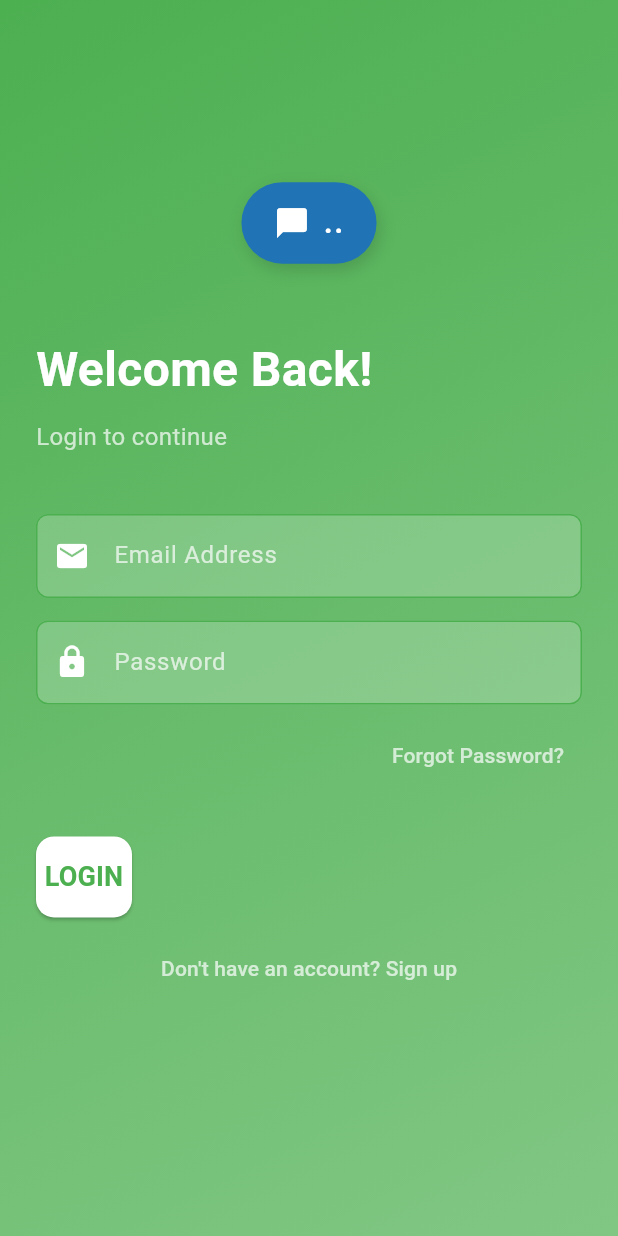
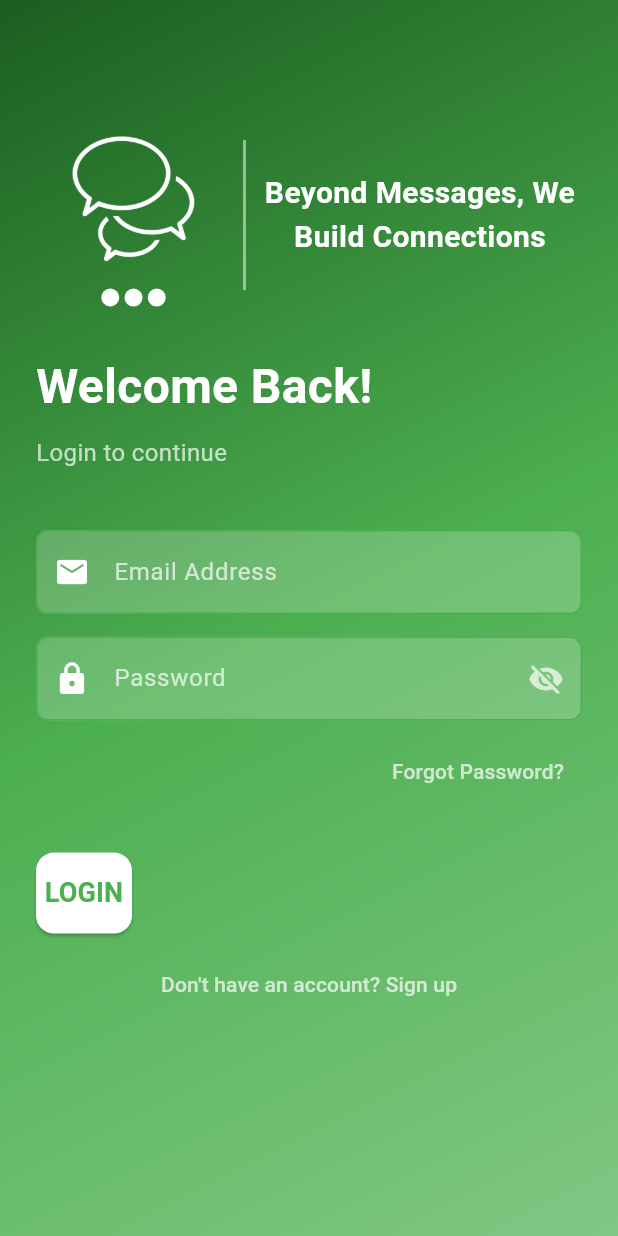
Before and after one commit to Saif334476/Chattapp, a Flutter app: the screen it shows after launch, on a phone screen of 412 x 824 dp. Run offline on Flutter 3.47's test engine with Material 3 defaults, Android fonts, the phone set to English and light mode, and no system bars; our stand-ins replace camera, cloud_firestore, firebase_auth, firebase_core, flutter_keyboard_visibility, get and 3 more; missing offline and left inert: photo_manager; accounts and stored records are empty.

Commit message:
login/sign up ui/ux

```diff
--- a/lib/animated.dart
+++ b/lib/animated.dart
@@ -1,87 +1,93 @@
-import 'dart:async';
 import 'package:flutter/material.dart';
 
-class AnimatedChatBubble extends StatefulWidget {
+class BouncingDots extends StatefulWidget {
   @override
-  _AnimatedChatBubbleState createState() => _AnimatedChatBubbleState();
+  _BouncingDotsState createState() => _BouncingDotsState();
 }
 
-class _AnimatedChatBubbleState extends State<AnimatedChatBubble>
+class _BouncingDotsState extends State<BouncingDots>
     with SingleTickerProviderStateMixin {
   late AnimationController _controller;
-  late Animation<double> _animation;
-  int dotCount = 1; // Start with 1 dot
-  late Timer _timer;
+  late Animation<double> _animation1;
+  late Animation<double> _animation2;
+  late Animation<double> _animation3;
 
   @override
   void initState() {
     super.initState();
-
-    // Smooth scale animation
     _controller = AnimationController(
       vsync: this,
-      duration: const Duration(milliseconds: 1000), // Slower scaling
+      duration: Duration(milliseconds: 800),
     )..repeat(reverse: true);
 
-    _animation = Tween<double>(begin: 1.0, end: 1.1).animate(
+    _animation1 = Tween<double>(begin: 0, end: -8).animate(
       CurvedAnimation(parent: _controller, curve: Curves.easeInOut),
     );
 
-    // Timer to update dots every **600ms** (slower than before)
-    _timer = Timer.periodic(const Duration(milliseconds: 600), (timer) {
-      setState(() {
-        dotCount = (dotCount % 3) + 1; // Cycle through 1 → 2 → 3 dots
-      });
-    });
+    _animation2 = Tween<double>(begin: 0, end: -8).animate(
+      CurvedAnimation(parent: _controller, curve: Interval(0.2, 1.0, curve: Curves.easeInOut)),
+    );
+
+    _animation3 = Tween<double>(begin: 0, end: -8).animate(
+      CurvedAnimation(parent: _controller, curve: Interval(0.4, 1.0, curve: Curves.easeInOut)),
+    );
+  }
+
+  @override
+  Widget build(BuildContext context) {
+    return SizedBox(
+      width: 50,
+      child: Row(
+        mainAxisAlignment: MainAxisAlignment.spaceEvenly,
+        children: [
+          AnimatedBuilder(
+            animation: _animation1,
+            builder: (context, child) {
+              return Transform.translate(
+                offset: Offset(0, _animation1.value),
+                child: Dot(),
+              );
+            },
+          ),
+          AnimatedBuilder(
+            animation: _animation2,
+            builder: (context, child) {
+              return Transform.translate(
+                offset: Offset(0, _animation2.value),
+                child: Dot(),
+              );
+            },
+          ),
+          AnimatedBuilder(
+            animation: _animation3,
+            builder: (context, child) {
+              return Transform.translate(
+                offset: Offset(0, _animation3.value),
+                child: Dot(),
+              );
+            },
+          ),
+        ],
+      ),
+    );
   }
 
   @override
   void dispose() {
     _controller.dispose();
-    _timer.cancel(); // Stop the timer when widget is removed
     super.dispose();
   }
+}
 
+class Dot extends StatelessWidget {
   @override
   Widget build(BuildContext context) {
-    return ScaleTransition(
-      scale: _animation,
-      child: Container(
-        padding: const EdgeInsets.symmetric(horizontal: 20, vertical: 12),
-        decoration: BoxDecoration(
-          color: Color(0xFF2074B5), // Primary theme color
-          borderRadius: BorderRadius.circular(25),
-          boxShadow: [
-            BoxShadow(
-              color: Colors.black.withOpacity(0.15),
-              blurRadius: 8,
-              offset: const Offset(2, 4),
-            ),
-          ],
-        ),
-        child: Row(
-          mainAxisSize: MainAxisSize.min,
-          children: [
-            const Icon(Icons.chat_bubble, color: Colors.white, size: 22),
-            const SizedBox(width: 8),
-            AnimatedSwitcher(
-              duration: const Duration(milliseconds: 400), // Smooth switch
-              transitionBuilder: (child, animation) {
-                return FadeTransition(opacity: animation, child: child);
-              },
-              child: Text(
-                "." * dotCount, // Dynamically update dots
-                key: ValueKey<int>(dotCount),
-                style: const TextStyle(
-                  color: Colors.white,
-                  fontWeight: FontWeight.bold,
-                  fontSize: 18,
-                  letterSpacing: 1.2,
-                ),
-              ),
-            ),
-          ],
-        ),
+    return Container(
+      width: 12,
+      height: 12,
+      decoration: BoxDecoration(
+        color: Colors.white,
+        shape: BoxShape.circle,
       ),
     );
   }
--- /dev/null
+++ b/lib/reusable_widgets/custom_text_field.dart
@@ -0,0 +1,42 @@
+import 'package:flutter/material.dart';
+
+TextFormField textFormField(
+    String text, Widget widgetLeading, bool obscuredText,
+    {required TextInputType keyboard,
+      required TextEditingController controller,
+      required String? Function(String?) validator,
+      Widget? suffixIcon,
+      Function(String)? onChanged,
+      int? maxLines}) {
+  return TextFormField(
+    enableSuggestions: true,
+    // style: TextStyle(color: Colors.black),
+    minLines: 1,
+    maxLines: maxLines,
+    onChanged: onChanged,
+    obscureText: obscuredText,
+    keyboardType: keyboard,
+    decoration: InputDecoration(
+
+      labelStyle: TextStyle(color: Colors.white70),
+      filled: true,
+      fillColor: Colors.white.withOpacity(0.2),
+//      fillColor: Colors.white,
+//       errorStyle: const TextStyle(color: Colors.red),
+//       errorBorder: OutlineInputBorder(
+//         borderSide: const BorderSide(color: Colors.red),
+//         borderRadius: BorderRadius.circular(15),
+//       ),
+      border: OutlineInputBorder(
+        // borderSide: const BorderSide(color: Color(0xff00112B)),
+        borderRadius: BorderRadius.circular(15),
+        // borderSide: BorderSide.none,
+      ),
+      labelText: text,
+      suffixIcon: suffixIcon,
+      prefixIcon: widgetLeading,
+    ),
+    validator: validator,
+    controller: controller,
+  );
+}
--- a/lib/view/auth/login.dart
+++ b/lib/view/auth/login.dart
@@ -5,6 +5,8 @@ import 'package:whatsapp_clone/Controllers/contact_list_controller.dart';
 import 'package:whatsapp_clone/view/auth/registration.dart';
 import '../../animated.dart';
 import '../../reusable_widgets/custom_button.dart';
+import '../../reusable_widgets/custom_text_field.dart';
+import '../../reusable_widgets/reusable_widgets.dart';
 import '../nav_bar/home.dart';
 import '../nav_bar/settings_view/password_reset_view.dart';
 
@@ -18,6 +20,7 @@ class LoginView extends StatefulWidget {
 class _LoginViewState extends State<LoginView> {
   final TextEditingController _emailController = TextEditingController();
   final TextEditingController _passwordController = TextEditingController();
+  bool _isObscured = true;
   final _formKey = GlobalKey<FormState>();
   bool _isLoading = false;
 
@@ -32,31 +35,84 @@ class _LoginViewState extends State<LoginView> {
   @override
   Widget build(BuildContext context) {
     return Scaffold(
+      resizeToAvoidBottomInset: false,
       body: Stack(
         children: [
+          // Gradient Background
           Container(
             decoration: BoxDecoration(
               gradient: LinearGradient(
-                colors: [Color(0xFF4CAF50), Color(0xFF81C784)],
+                colors: [
+                  Color(0xFF1B5E20), // Forest Green
+                  Color(0xFF4CAF50), // Leaf Green
+                  Color(0xFF81C784),
+                ],
                 begin: Alignment.topLeft,
                 end: Alignment.bottomRight,
               ),
             ),
           ),
-          SingleChildScrollView(
-            child: Padding(
-              padding: const EdgeInsets.symmetric(horizontal: 24.0),
-              child: Form(
-                key: _formKey,
+
+          Padding(
+            padding: const EdgeInsets.symmetric(horizontal: 24.0),
+            child: Form(
+              key: _formKey,
+              child: SingleChildScrollView(
                 child: Column(
-                  mainAxisAlignment: MainAxisAlignment.center,
+                  mainAxisSize: MainAxisSize.min, // Centered content
                   crossAxisAlignment: CrossAxisAlignment.start,
                   children: [
                     SizedBox(
-                      height: MediaQuery.sizeOf(context).height * 0.15,
+                      height: MediaQuery.of(context).size.height * 0.1,
                     ),
-                    Center(child: AnimatedChatBubble()), // Animated bubble
-                    const SizedBox(height: 50),
+                    Row(
+                      mainAxisAlignment: MainAxisAlignment.center,
+                      children: [
+                        Column(
+                          mainAxisSize: MainAxisSize.min,
+                          crossAxisAlignment: CrossAxisAlignment.center,
+                          children: [
+                            Image.asset(
+                              "assets/chatn.png", // Replace with your logo
+                              height: 100,
+                              width: 130,
+                              color: Colors.white,
+                            ),
+                            SizedBox(height: 10),
+                            BouncingDots(),
+                          ],
+                        ),
+                        Column(
+                          children: [
+                            Padding(
+                              padding: const EdgeInsets.all(8.0),
+                              child: Container(
+                                width: 2, // Width of the divider
+                                height: 100, // Adjust the height as needed
+                                color: Colors.white
+                                    .withOpacity(0.5), // Semi-transparent white
+                              ),
+                            ),
+                          ],
+                        ),
+                        Flexible(
+                          child: Text(
+                            "Beyond Messages, We Build Connections",
+                            style: TextStyle(
+                              fontSize: 20,
+                              fontWeight: FontWeight.w700,
+                              color: Colors.white,
+                            ),
+                            textAlign: TextAlign.center,
+                            softWrap: true, // Allow text wrapping
+                          ),
+                        ),
+                      ],
+                    ),
+
+                    const SizedBox(height: 30),
+
+                    // Welcome Text
                     Text(
                       "Welcome Back!",
                       style: TextStyle(
@@ -71,20 +127,12 @@ class _LoginViewState extends State<LoginView> {
                       style: TextStyle(fontSize: 16, color: Colors.white70),
                     ),
                     SizedBox(height: 40),
-                    TextFormField(
+                    textFormField(
+                      "Email Address",
+                      Icon(Icons.email_rounded, color: Colors.white),
+                      false,
+                      keyboard: TextInputType.emailAddress,
                       controller: _emailController,
-                      decoration: InputDecoration(
-                        labelText: "Email Address",
-                        prefixIcon: Icon(Icons.email, color: Colors.white),
-                        filled: true,
-                        fillColor: Colors.white.withOpacity(0.2),
-                        border: OutlineInputBorder(
-                          borderRadius: BorderRadius.circular(12),
-                          borderSide: BorderSide.none,
-                        ),
-                        labelStyle: TextStyle(color: Colors.white70),
-                      ),
-                      style: TextStyle(color: Colors.white),
                       validator: (value) {
                         if (value!.isEmpty) {
                           return "Enter your email";
@@ -94,31 +142,34 @@ class _LoginViewState extends State<LoginView> {
                         }
                         return null;
                       },
+                      maxLines: 1,
                     ),
+
                     SizedBox(height: 15),
-                    TextFormField(
+                    textFormField(
+                      "Password",
+                      Icon(Icons.lock, color: Colors.white),
+                      _isObscured,
+                      suffixIcon: IconButton(
+                        icon: Icon(
+                          _isObscured ? Icons.visibility_off : Icons.visibility,
+                          color: Colors.white70,
+                        ),
+                        onPressed: () {
+                          setState(() {
+                            _isObscured = !_isObscured;
+                          });
+                        },
+                      ),
+                      keyboard: TextInputType.text,
                       controller: _passwordController,
-                      obscureText: true,
-                      decoration: InputDecoration(
-                        labelText: "Password",
-                        prefixIcon: Icon(Icons.lock, color: Colors.white),
-                        filled: true,
-                        fillColor: Colors.white.withOpacity(0.2),
-                        border: OutlineInputBorder(
-                          borderRadius: BorderRadius.circular(12),
-                          borderSide: BorderSide.none,
-                        ),
-                        labelStyle: TextStyle(color: Colors.white70),
-                      ),
-                      style: TextStyle(color: Colors.white),
-                      validator: (value) {
-                        if (value!.isEmpty) {
-                          return "Enter your password";
-                        }
-                        return null;
-                      },
+                      validator: (value) =>
+                          value!.isEmpty ? "Enter your password" : null,
+                      maxLines: 1,
                     ),
+
                     SizedBox(height: 10),
+
                     Align(
                       alignment: Alignment.centerRight,
                       child: TextButton(
@@ -135,6 +186,7 @@ class _LoginViewState extends State<LoginView> {
                       ),
                     ),
                     SizedBox(height: 30),
+
                     CustomButton(
                       text: "LOGIN",
                       isLoading: _isLoading,
@@ -168,18 +220,13 @@ class _LoginViewState extends State<LoginView> {
                       },
                     ),
                     SizedBox(height: 10),
+
                     Center(
                       child: TextButton(
                         onPressed: () {
                           Get.to(Registration(),
                               transition: Transition.rightToLeft,
                               duration: Duration(milliseconds: 300));
-                          // Navigator.push(
-                          //   context,
-                          //   MaterialPageRoute(
-                          //     builder: (context) => const Registration(),
-                          //   ),
-                          // );
                         },
                         child: Text(
                           "Don't have an account? Sign up",
--- a/lib/view/nav_bar/chat/chat.dart
+++ b/lib/view/nav_bar/chat/chat.dart
@@ -1,5 +1,6 @@
 import 'package:flutter/material.dart';
 import 'package:whatsapp_clone/reusable_widgets/reusable_widgets.dart';
+import '../../../reusable_widgets/custom_text_field.dart';
 import '../Widgets/message.dart';
 import 'package:get/get.dart';
 import '../../../Controllers/chat_controller.dart';
@@ -40,7 +41,7 @@ class ChatView extends StatelessWidget {
               SizedBox(
                 width: MediaQuery.of(context).size.width * 0.6,
                 child: Text(
-                  name!,
+                  name??"",
                   style: const TextStyle(
                     fontWeight: FontWeight.w500,color: Colors.white,
 
--- a/lib/view/nav_bar/group/goup_creation/group_description.dart
+++ b/lib/view/nav_bar/group/goup_creation/group_description.dart
@@ -2,6 +2,7 @@ import 'dart:io';
 import 'package:flutter/material.dart';
 import 'package:get/get.dart';
 import 'package:whatsapp_clone/reusable_widgets/reusable_widgets.dart';
+import '../../../../reusable_widgets/custom_text_field.dart';
 import '../../../../reusable_widgets/profile_pic_widget.dart';
 import '../../chat/chat.dart';
 import 'controller.dart';
--- a/lib/view/nav_bar/settings_view/password_reset_view.dart
+++ b/lib/view/nav_bar/settings_view/password_reset_view.dart
@@ -3,6 +3,8 @@ import 'package:flutter/cupertino.dart';
 import 'package:flutter/material.dart';
 import 'package:flutter/services.dart';
 import 'package:whatsapp_clone/reusable_widgets/reusable_widgets.dart';
+
+import '../../../reusable_widgets/custom_text_field.dart';
 
 class PasswordResetView extends StatefulWidget {
   const PasswordResetView({super.key});
```
Also changed, not shown: lib/login_sample.dart (deleted, +0 -101 lines), lib/reusable_widgets/reusable_widgets.dart (+38 -33 lines), lib/view/auth/registration.dart (+131 -63 lines), lib/view/nav_bar/settings_view/settings_view.dart (+35 -24 lines), assets/chatbot.png (added), assets/chatn.png (added).
